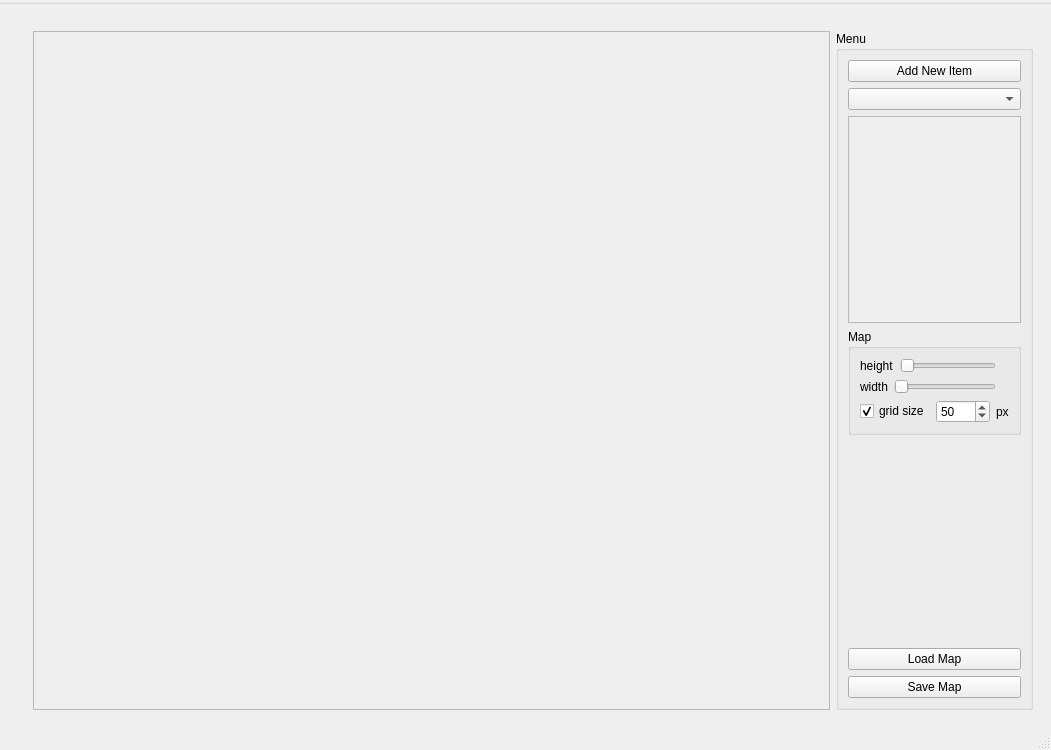
Before: the Qt Designer form mainwindow.ui in LaserShrimp/Hada, drawn with Qt 5.
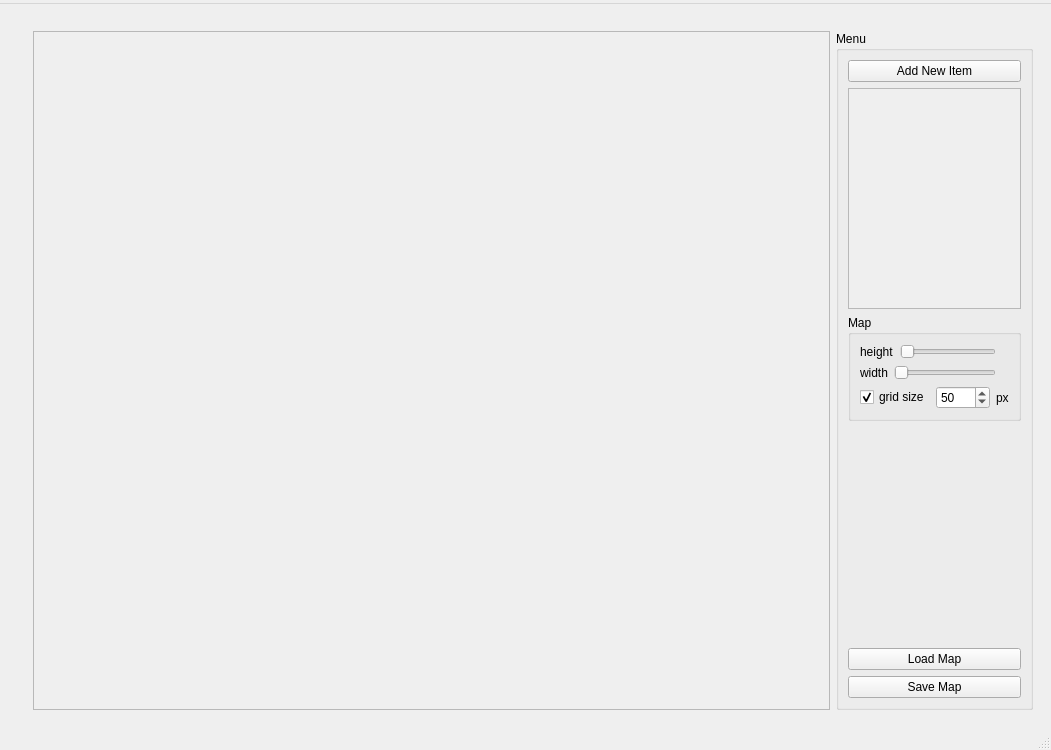
After: the same form once the commit is applied.

Patch:
```diff
--- a/mainwindow.ui
+++ b/mainwindow.ui
@@ -94,7 +94,7 @@
          <property name="flat">
           <bool>false</bool>
          </property>
-         <layout class="QVBoxLayout" name="verticalLayout_3" stretch="0,0,0,0,0,0">
+         <layout class="QVBoxLayout" name="verticalLayout_3" stretch="0,0,0,0,0">
           <property name="sizeConstraint">
            <enum>QLayout::SetMaximumSize</enum>
           </property>
@@ -105,9 +105,6 @@
             </property>
            </widget>
           </item>
-          <item>
-           <widget class="QComboBox" name="comboBox"/>
-          </item>
           <item>
            <widget class="QScrollArea" name="pickItemArea">
             <property name="widgetResizable">
@@ -119,7 +116,7 @@
                <x>0</x>
                <y>0</y>
                <width>197</width>
-               <height>176</height>
+               <height>191</height>
               </rect>
              </property>
              <layout class="QGridLayout" name="gridLayout">
```
